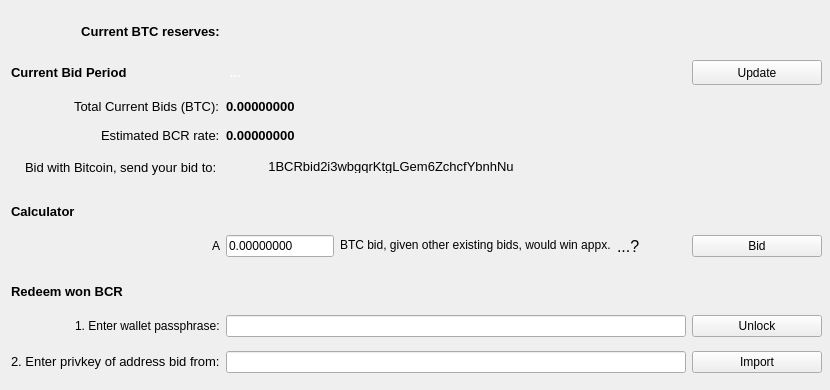
Old version of the form src/qt/forms/bidpage.ui in the repository tlc2/bitcredit-2.0.
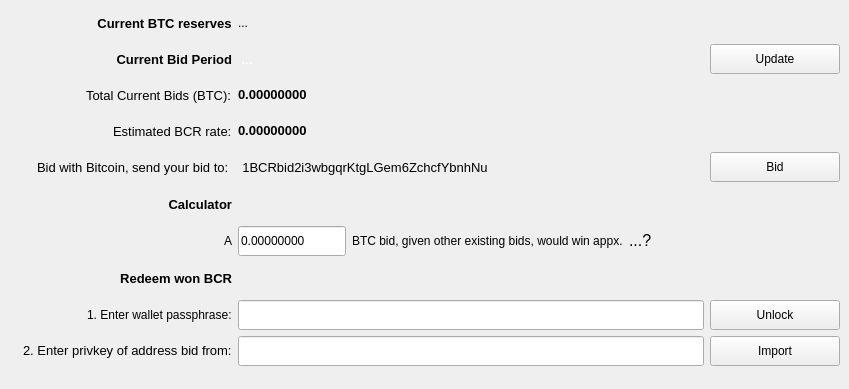
New version of the form.

Diff of the .ui file:
```diff
--- a/src/qt/forms/bidpage.ui
+++ b/src/qt/forms/bidpage.ui
@@ -6,8 +6,8 @@
    <rect>
     <x>0</x>
     <y>0</y>
-    <width>830</width>
-    <height>390</height>
+    <width>849</width>
+    <height>389</height>
    </rect>
   </property>
   <property name="windowTitle">
@@ -21,70 +21,13 @@
     <rect>
      <x>11</x>
      <y>8</y>
-     <width>811</width>
-     <height>374</height>
+     <width>829</width>
+     <height>358</height>
     </rect>
    </property>
-   <layout class="QGridLayout" name="gridLayout">
-    <item row="6" column="1">
-     <layout class="QHBoxLayout" name="horizontalLayout_2">
-      <item>
-       <widget class="QLineEdit" name="lineEditBid">
-        <property name="sizePolicy">
-         <sizepolicy hsizetype="Preferred" vsizetype="Fixed">
-          <horstretch>0</horstretch>
-          <verstretch>0</verstretch>
-         </sizepolicy>
-        </property>
-        <property name="maximumSize">
-         <size>
-          <width>120</width>
-          <height>25</height>
-         </size>
-        </property>
-        <property name="toolTip">
-         <string>Enter a BTC amount and press Enter to calculate</string>
-        </property>
-        <property name="text">
-         <string>0.00000000</string>
-        </property>
-       </widget>
-      </item>
-      <item>
-       <widget class="QLabel" name="label_4">
-        <property name="maximumSize">
-         <size>
-          <width>16777215</width>
-          <height>15</height>
-         </size>
-        </property>
-        <property name="text">
-         <string>&lt;html&gt;&lt;head/&gt;&lt;body&gt;&lt;p&gt;BTC bid, given other existing bids, would win appx.&lt;/p&gt;&lt;/body&gt;&lt;/html&gt;</string>
-        </property>
-       </widget>
-      </item>
-      <item>
-       <widget class="QLabel" name="labelBCR">
-        <property name="maximumSize">
-         <size>
-          <width>16777215</width>
-          <height>25</height>
-         </size>
-        </property>
-        <property name="font">
-         <font>
-          <pointsize>12</pointsize>
-         </font>
-        </property>
-        <property name="text">
-         <string>...?</string>
-        </property>
-       </widget>
-      </item>
-     </layout>
-    </item>
-    <item row="2" column="1">
-     <widget class="QLabel" name="labelTotal_2">
+   <layout class="QGridLayout" name="gridLayout" rowstretch="0,0,0,0,0,0,0,0,0,0">
+    <item row="3" column="1">
+     <widget class="QLabel" name="labelEstprice_2">
       <property name="maximumSize">
        <size>
         <width>16777215</width>
@@ -103,6 +46,79 @@
       </property>
      </widget>
     </item>
+    <item row="8" column="1" alignment="Qt::AlignVCenter">
+     <widget class="QLineEdit" name="lineEditPassphrase">
+      <property name="minimumSize">
+       <size>
+        <width>400</width>
+        <height>30</height>
+       </size>
+      </property>
+      <property name="maximumSize">
+       <size>
+        <width>500</width>
+        <height>25</height>
+       </size>
+      </property>
+      <property name="echoMode">
+       <enum>QLineEdit::Password</enum>
+      </property>
+     </widget>
+    </item>
+    <item row="9" column="2" alignment="Qt::AlignVCenter">
+     <widget class="QPushButton" name="pushButtonImport">
+      <property name="minimumSize">
+       <size>
+        <width>130</width>
+        <height>30</height>
+       </size>
+      </property>
+      <property name="maximumSize">
+       <size>
+        <width>130</width>
+        <height>25</height>
+       </size>
+      </property>
+      <property name="font">
+       <font>
+        <weight>50</weight>
+        <bold>false</bold>
+       </font>
+      </property>
+      <property name="toolTip">
+       <string>Get your new BCR!</string>
+      </property>
+      <property name="text">
+       <string>Import</string>
+      </property>
+     </widget>
+    </item>
+    <item row="2" column="0" alignment="Qt::AlignRight">
+     <widget class="QLabel" name="labelCurrentbids">
+      <property name="minimumSize">
+       <size>
+        <width>0</width>
+        <height>30</height>
+       </size>
+      </property>
+      <property name="maximumSize">
+       <size>
+        <width>16777215</width>
+        <height>30</height>
+       </size>
+      </property>
+      <property name="font">
+       <font>
+        <pointsize>10</pointsize>
+        <weight>50</weight>
+        <bold>false</bold>
+       </font>
+      </property>
+      <property name="text">
+       <string>Total Current Bids (BTC):</string>
+      </property>
+     </widget>
+    </item>
     <item row="8" column="0" alignment="Qt::AlignRight">
      <widget class="QLabel" name="label_2">
       <property name="maximumSize">
@@ -116,78 +132,8 @@
       </property>
      </widget>
     </item>
-    <item row="3" column="1">
-     <widget class="QLabel" name="labelEstprice_2">
-      <property name="maximumSize">
-       <size>
-        <width>16777215</width>
-        <height>15</height>
-       </size>
-      </property>
-      <property name="font">
-       <font>
-        <pointsize>10</pointsize>
-        <weight>75</weight>
-        <bold>true</bold>
-       </font>
-      </property>
-      <property name="text">
-       <string>0.00000000</string>
-      </property>
-     </widget>
-    </item>
-    <item row="1" column="2">
-     <widget class="QPushButton" name="pushButtonRefresh">
-      <property name="sizePolicy">
-       <sizepolicy hsizetype="Minimum" vsizetype="Fixed">
-        <horstretch>0</horstretch>
-        <verstretch>0</verstretch>
-       </sizepolicy>
-      </property>
-      <property name="minimumSize">
-       <size>
-        <width>2</width>
-        <height>25</height>
-       </size>
-      </property>
-      <property name="maximumSize">
-       <size>
-        <width>130</width>
-        <height>16777215</height>
-       </size>
-      </property>
-      <property name="toolTip">
-       <string>Load current bids in bidtracker directory</string>
-      </property>
-      <property name="text">
-       <string>Update</string>
-      </property>
-     </widget>
-    </item>
-    <item row="6" column="2">
-     <widget class="QPushButton" name="pushButtonBTC">
-      <property name="maximumSize">
-       <size>
-        <width>130</width>
-        <height>16777215</height>
-       </size>
-      </property>
-      <property name="font">
-       <font>
-        <weight>50</weight>
-        <bold>false</bold>
-       </font>
-      </property>
-      <property name="toolTip">
-       <string>Launch bitcoin-qt (if installed)</string>
-      </property>
-      <property name="text">
-       <string>Bid</string>
-      </property>
-     </widget>
-    </item>
-    <item row="7" column="0">
-     <widget class="QLabel" name="labelRedeem">
+    <item row="3" column="0" alignment="Qt::AlignRight|Qt::AlignVCenter">
+     <widget class="QLabel" name="labelEstprice">
       <property name="minimumSize">
        <size>
         <width>0</width>
@@ -197,26 +143,6 @@
       <property name="maximumSize">
        <size>
         <width>16777215</width>
-        <height>20</height>
-       </size>
-      </property>
-      <property name="font">
-       <font>
-        <pointsize>10</pointsize>
-        <weight>75</weight>
-        <bold>true</bold>
-       </font>
-      </property>
-      <property name="text">
-       <string>Redeem won BCR</string>
-      </property>
-     </widget>
-    </item>
-    <item row="9" column="0" alignment="Qt::AlignRight">
-     <widget class="QLabel" name="labelRedeem_2">
-      <property name="maximumSize">
-       <size>
-        <width>220</width>
         <height>15</height>
        </size>
       </property>
@@ -228,12 +154,18 @@
        </font>
       </property>
       <property name="text">
-       <string>2. Enter privkey of address bid from:</string>
+       <string>Estimated BCR rate:</string>
       </property>
      </widget>
     </item>
-    <item row="6" column="0" alignment="Qt::AlignRight">
+    <item row="6" column="0" alignment="Qt::AlignRight|Qt::AlignVCenter">
      <widget class="QLabel" name="label_7">
+      <property name="minimumSize">
+       <size>
+        <width>0</width>
+        <height>30</height>
+       </size>
+      </property>
       <property name="maximumSize">
        <size>
         <width>10</width>
@@ -245,104 +177,6 @@
       </property>
      </widget>
     </item>
-    <item row="1" column="0" alignment="Qt::AlignLeft">
-     <widget class="QLabel" name="labelNext">
-      <property name="maximumSize">
-       <size>
-        <width>16777215</width>
-        <height>30</height>
-       </size>
-      </property>
-      <property name="font">
-       <font>
-        <pointsize>10</pointsize>
-        <weight>75</weight>
-        <bold>true</bold>
-       </font>
-      </property>
-      <property name="text">
-       <string>Current Bid Period</string>
-      </property>
-     </widget>
-    </item>
-    <item row="4" column="0" alignment="Qt::AlignRight|Qt::AlignTop">
-     <widget class="QLabel" name="label">
-      <property name="minimumSize">
-       <size>
-        <width>0</width>
-        <height>20</height>
-       </size>
-      </property>
-      <property name="maximumSize">
-       <size>
-        <width>250</width>
-        <height>15</height>
-       </size>
-      </property>
-      <property name="font">
-       <font>
-        <pointsize>10</pointsize>
-       </font>
-      </property>
-      <property name="text">
-       <string>Bid with Bitcoin, send your bid to: </string>
-      </property>
-     </widget>
-    </item>
-    <item row="9" column="2">
-     <widget class="QPushButton" name="pushButtonImport">
-      <property name="minimumSize">
-       <size>
-        <width>130</width>
-        <height>0</height>
-       </size>
-      </property>
-      <property name="maximumSize">
-       <size>
-        <width>130</width>
-        <height>25</height>
-       </size>
-      </property>
-      <property name="font">
-       <font>
-        <weight>50</weight>
-        <bold>false</bold>
-       </font>
-      </property>
-      <property name="toolTip">
-       <string>Get your new BCR!</string>
-      </property>
-      <property name="text">
-       <string>Import</string>
-      </property>
-     </widget>
-    </item>
-    <item row="5" column="0">
-     <widget class="QLabel" name="labelCalc">
-      <property name="minimumSize">
-       <size>
-        <width>0</width>
-        <height>30</height>
-       </size>
-      </property>
-      <property name="maximumSize">
-       <size>
-        <width>16777215</width>
-        <height>20</height>
-       </size>
-      </property>
-      <property name="font">
-       <font>
-        <pointsize>10</pointsize>
-        <weight>75</weight>
-        <bold>true</bold>
-       </font>
-      </property>
-      <property name="text">
-       <string>Calculator</string>
-      </property>
-     </widget>
-    </item>
     <item row="1" column="1">
      <widget class="QLabel" name="labelNumber">
       <property name="maximumSize">
@@ -538,7 +372,108 @@
       </property>
      </widget>
     </item>
-    <item row="9" column="1">
+    <item row="4" column="0" alignment="Qt::AlignRight|Qt::AlignVCenter">
+     <widget class="QLabel" name="label">
+      <property name="minimumSize">
+       <size>
+        <width>0</width>
+        <height>30</height>
+       </size>
+      </property>
+      <property name="maximumSize">
+       <size>
+        <width>250</width>
+        <height>15</height>
+       </size>
+      </property>
+      <property name="font">
+       <font>
+        <pointsize>10</pointsize>
+       </font>
+      </property>
+      <property name="text">
+       <string>Bid with Bitcoin, send your bid to: </string>
+      </property>
+     </widget>
+    </item>
+    <item row="0" column="0" alignment="Qt::AlignRight">
+     <widget class="QLabel" name="label_BTCassets">
+      <property name="sizePolicy">
+       <sizepolicy hsizetype="Fixed" vsizetype="Fixed">
+        <horstretch>0</horstretch>
+        <verstretch>0</verstretch>
+       </sizepolicy>
+      </property>
+      <property name="minimumSize">
+       <size>
+        <width>0</width>
+        <height>30</height>
+       </size>
+      </property>
+      <property name="font">
+       <font>
+        <pointsize>10</pointsize>
+        <weight>75</weight>
+        <bold>true</bold>
+       </font>
+      </property>
+      <property name="text">
+       <string>Current BTC reserves</string>
+      </property>
+      <property name="alignment">
+       <set>Qt::AlignCenter</set>
+      </property>
+     </widget>
+    </item>
+    <item row="1" column="0" alignment="Qt::AlignLeft|Qt::AlignVCenter">
+     <widget class="QLabel" name="labelNext">
+      <property name="minimumSize">
+       <size>
+        <width>0</width>
+        <height>30</height>
+       </size>
+      </property>
+      <property name="maximumSize">
+       <size>
+        <width>16777215</width>
+        <height>30</height>
+       </size>
+      </property>
+      <property name="font">
+       <font>
+        <pointsize>10</pointsize>
+        <weight>75</weight>
+        <bold>true</bold>
+       </font>
+      </property>
+      <property name="text">
+       <string>                             Current Bid Period</string>
+      </property>
+      <property name="alignment">
+       <set>Qt::AlignRight|Qt::AlignTrailing|Qt::AlignVCenter</set>
+      </property>
+     </widget>
+    </item>
+    <item row="8" column="2" alignment="Qt::AlignHCenter|Qt::AlignVCenter">
+     <widget class="QPushButton" name="bUnlock">
+      <property name="minimumSize">
+       <size>
+        <width>130</width>
+        <height>30</height>
+       </size>
+      </property>
+      <property name="maximumSize">
+       <size>
+        <width>130</width>
+        <height>25</height>
+       </size>
+      </property>
+      <property name="text">
+       <string>Unlock</string>
+      </property>
+     </widget>
+    </item>
+    <item row="9" column="1" alignment="Qt::AlignVCenter">
      <widget class="QLineEdit" name="lineEditPrivkey">
       <property name="sizePolicy">
        <sizepolicy hsizetype="Preferred" vsizetype="Fixed">
@@ -549,7 +484,7 @@
       <property name="minimumSize">
        <size>
         <width>300</width>
-        <height>0</height>
+        <height>30</height>
        </size>
       </property>
       <property name="maximumSize">
@@ -566,38 +501,12 @@
       </property>
      </widget>
     </item>
-    <item row="2" column="0" alignment="Qt::AlignRight">
-     <widget class="QLabel" name="labelCurrentbids">
+    <item row="2" column="1">
+     <widget class="QLabel" name="labelTotal_2">
       <property name="maximumSize">
        <size>
         <width>16777215</width>
         <height>15</height>
-       </size>
-      </property>
-      <property name="font">
-       <font>
-        <pointsize>10</pointsize>
-        <weight>50</weight>
-        <bold>false</bold>
-       </font>
-      </property>
-      <property name="text">
-       <string>Total Current Bids (BTC):</string>
-      </property>
-     </widget>
-    </item>
-    <item row="0" column="0" alignment="Qt::AlignRight">
-     <widget class="QLabel" name="label_BTCassets">
-      <property name="sizePolicy">
-       <sizepolicy hsizetype="Fixed" vsizetype="Fixed">
-        <horstretch>0</horstretch>
-        <verstretch>0</verstretch>
-       </sizepolicy>
-      </property>
-      <property name="minimumSize">
-       <size>
-        <width>0</width>
-        <height>30</height>
        </size>
       </property>
       <property name="font">
@@ -608,72 +517,74 @@
        </font>
       </property>
       <property name="text">
-       <string>Current BTC reserves:</string>
+       <string>0.00000000</string>
       </property>
-      <property name="alignment">
-       <set>Qt::AlignCenter</set>
-      </property>
      </widget>
     </item>
-    <item row="3" column="0" alignment="Qt::AlignRight">
-     <widget class="QLabel" name="labelEstprice">
-      <property name="maximumSize">
-       <size>
-        <width>16777215</width>
-        <height>15</height>
-       </size>
-      </property>
-      <property name="font">
-       <font>
-        <pointsize>10</pointsize>
-        <weight>50</weight>
-        <bold>false</bold>
-       </font>
-      </property>
-      <property name="text">
-       <string>Estimated BCR rate:</string>
-      </property>
-     </widget>
+    <item row="6" column="1">
+     <layout class="QHBoxLayout" name="horizontalLayout_2">
+      <item alignment="Qt::AlignVCenter">
+       <widget class="QLineEdit" name="lineEditBid">
+        <property name="sizePolicy">
+         <sizepolicy hsizetype="Preferred" vsizetype="Fixed">
+          <horstretch>0</horstretch>
+          <verstretch>0</verstretch>
+         </sizepolicy>
+        </property>
+        <property name="minimumSize">
+         <size>
+          <width>0</width>
+          <height>30</height>
+         </size>
+        </property>
+        <property name="maximumSize">
+         <size>
+          <width>120</width>
+          <height>25</height>
+         </size>
+        </property>
+        <property name="toolTip">
+         <string>Enter a BTC amount and press Enter to calculate</string>
+        </property>
+        <property name="text">
+         <string>0.00000000</string>
+        </property>
+       </widget>
+      </item>
+      <item alignment="Qt::AlignVCenter">
+       <widget class="QLabel" name="label_4">
+        <property name="maximumSize">
+         <size>
+          <width>16777215</width>
+          <height>15</height>
+         </size>
+        </property>
+        <property name="text">
+         <string>&lt;html&gt;&lt;head/&gt;&lt;body&gt;&lt;p&gt;BTC bid, given other existing bids, would win appx.&lt;/p&gt;&lt;/body&gt;&lt;/html&gt;</string>
+        </property>
+       </widget>
+      </item>
+      <item>
+       <widget class="QLabel" name="labelBCR">
+        <property name="maximumSize">
+         <size>
+          <width>16777215</width>
+          <height>25</height>
+         </size>
+        </property>
+        <property name="font">
+         <font>
+          <pointsize>12</pointsize>
+         </font>
+        </property>
+        <property name="text">
+         <string>...?</string>
+        </property>
+       </widget>
+      </item>
+     </layout>
     </item>
-    <item row="8" column="1">
-     <widget class="QLineEdit" name="lineEditPassphrase">
-      <property name="minimumSize">
-       <size>
-        <width>400</width>
-        <height>0</height>
-       </size>
-      </property>
-      <property name="maximumSize">
-       <size>
-        <width>500</width>
-        <height>25</height>
-       </size>
-      </property>
-      <property name="echoMode">
-       <enum>QLineEdit::Password</enum>
-      </property>
-     </widget>
-    </item>
-    <item row="8" column="2">
-     <widget class="QPushButton" name="pushButtonUnlock">
-      <property name="minimumSize">
-       <size>
-        <width>130</width>
-        <height>0</height>
-       </size>
-      </property>
-      <property name="maximumSize">
-       <size>
-        <width>130</width>
-        <height>25</height>
-       </size>
-      </property>
-      <property name="text">
-       <string>Unlock</string>
-      </property>
-     </widget>
-    </item>
-    <item row="4" column="1">
+    <item row="4" column="1" alignment="Qt::AlignLeft">
      <widget class="QPushButton" name="pushButtonBTCExplorer">
       <property name="sizePolicy">
        <sizepolicy hsizetype="Fixed" vsizetype="Fixed">
@@ -681,10 +592,16 @@
         <verstretch>0</verstretch>
        </sizepolicy>
       </property>
+      <property name="minimumSize">
+       <size>
+        <width>0</width>
+        <height>30</height>
+       </size>
+      </property>
       <property name="maximumSize">
        <size>
         <width>330</width>
-        <height>15</height>
+        <height>30</height>
        </size>
       </property>
       <property name="font">
@@ -708,6 +625,147 @@
       </property>
      </widget>
     </item>
+    <item row="4" column="2">
+     <widget class="QPushButton" name="pushButtonBTC">
+      <property name="minimumSize">
+       <size>
+        <width>0</width>
+        <height>30</height>
+       </size>
+      </property>
+      <property name="maximumSize">
+       <size>
+        <width>130</width>
+        <height>16777215</height>
+       </size>
+      </property>
+      <property name="font">
+       <font>
+        <weight>50</weight>
+        <bold>false</bold>
+       </font>
+      </property>
+      <property name="toolTip">
+       <string>Launch bitcoin-qt (if installed)</string>
+      </property>
+      <property name="text">
+       <string>Bid</string>
+      </property>
+     </widget>
+    </item>
+    <item row="5" column="0" alignment="Qt::AlignVCenter">
+     <widget class="QLabel" name="labelCalc">
+      <property name="minimumSize">
+       <size>
+        <width>0</width>
+        <height>30</height>
+       </size>
+      </property>
+      <property name="maximumSize">
+       <size>
+        <width>16777215</width>
+        <height>30</height>
+       </size>
+      </property>
+      <property name="font">
+       <font>
+        <pointsize>10</pointsize>
+        <weight>75</weight>
+        <bold>true</bold>
+       </font>
+      </property>
+      <property name="text">
+       <string>Calculator</string>
+      </property>
+      <property name="alignment">
+       <set>Qt::AlignRight|Qt::AlignTrailing|Qt::AlignVCenter</set>
+      </property>
+     </widget>
+    </item>
+    <item row="7" column="0" alignment="Qt::AlignVCenter">
+     <widget class="QLabel" name="labelRedeem">
+      <property name="minimumSize">
+       <size>
+        <width>0</width>
+        <height>30</height>
+       </size>
+      </property>
+      <property name="maximumSize">
+       <size>
+        <width>16777215</width>
+        <height>30</height>
+       </size>
+      </property>
+      <property name="font">
+       <font>
+        <pointsize>10</pointsize>
+        <weight>75</weight>
+        <bold>true</bold>
+       </font>
+      </property>
+      <property name="text">
+       <string>Redeem won BCR</string>
+      </property>
+      <property name="alignment">
+       <set>Qt::AlignRight|Qt::AlignTrailing|Qt::AlignVCenter</set>
+      </property>
+     </widget>
+    </item>
+    <item row="9" column="0" alignment="Qt::AlignRight">
+     <widget class="QLabel" name="labelRedeem_2">
+      <property name="maximumSize">
+       <size>
+        <width>220</width>
+        <height>15</height>
+       </size>
+      </property>
+      <property name="font">
+       <font>
+        <pointsize>10</pointsize>
+        <weight>50</weight>
+        <bold>false</bold>
+       </font>
+      </property>
+      <property name="text">
+       <string>2. Enter privkey of address bid from:</string>
+      </property>
+     </widget>
+    </item>
+    <item row="1" column="2">
+     <widget class="QPushButton" name="pushButtonRefresh">
+      <property name="sizePolicy">
+       <sizepolicy hsizetype="Minimum" vsizetype="Fixed">
+        <horstretch>0</horstretch>
+        <verstretch>0</verstretch>
+       </sizepolicy>
+      </property>
+      <property name="minimumSize">
+       <size>
+        <width>2</width>
+        <height>30</height>
+       </size>
+      </property>
+      <property name="maximumSize">
+       <size>
+        <width>130</width>
+        <height>16777215</height>
+       </size>
+      </property>
+      <property name="toolTip">
+       <string>Load current bids in bidtracker directory</string>
+      </property>
+      <property name="text">
+       <string>Update</string>
+      </property>
+     </widget>
+    </item>
+    <item row="0" column="1">
+     <widget class="QLabel" name="labelReserves">
+      <property name="text">
+       <string>...</string>
+      </property>
+     </widget>
+    </item>
    </layout>
   </widget>
   <zorder>gridLayoutWidget</zorder>
```
Left out of the diff: 3 changed lines with no effect on the pictures.
